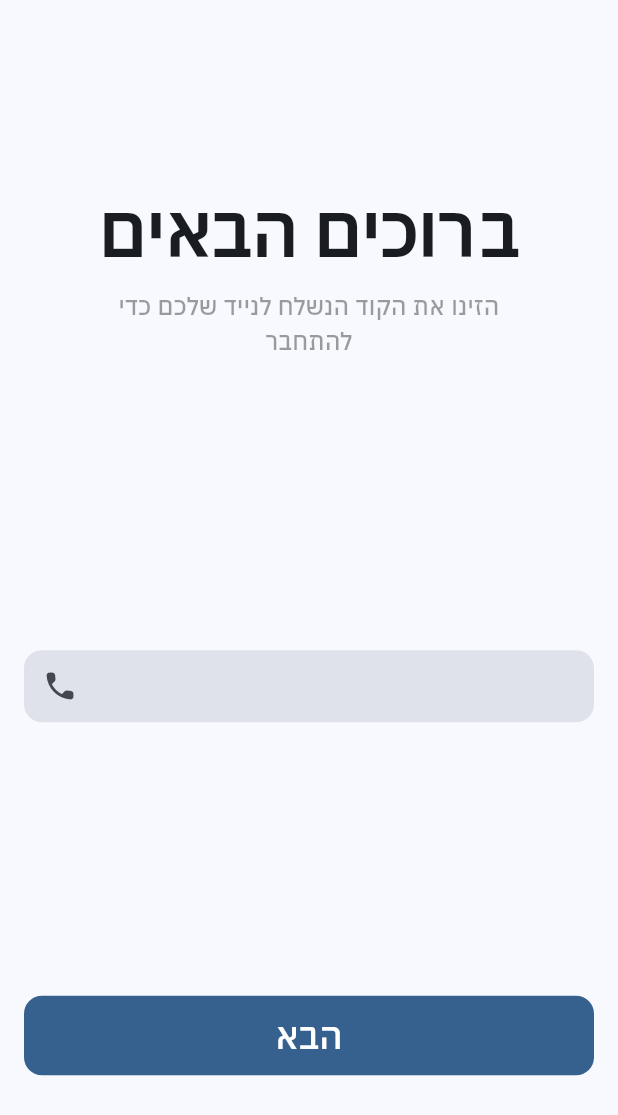
After one commit to orenghe988/ohel_share, a Flutter app: the VerifyOtp screen opened directly, on a phone screen of 412 x 824 dp. The commit adds this screen. Shown: the top 1115 px of the screen. Run offline on Flutter 3.47's test engine with Material 3 defaults, Android fonts, the light colour scheme and no system bars; our stand-ins replace flutter_bloc, flutter_dotenv, go_router, supabase_flutter; accounts and stored records are empty.

Commit message:
created verify-otp page

```diff
--- a/lib/routing/router.dart
+++ b/lib/routing/router.dart
@@ -3,6 +3,7 @@ import "package:flutter_bloc/flutter_bloc.dart";
 import "package:go_router/go_router.dart";
 import "package:supabase_flutter/supabase_flutter.dart";
 import "routes/onboarding/phone_number_entry_page.dart";
+import 'routes/onboarding/verify-otp.dart';
 import "../states/auth_state.dart";
 import "../utils/supabase_utils.dart";
 import 'routes/home.dart' show MyHomePage;
@@ -29,6 +30,11 @@ final appRoutes = [
       GoRoute(
         path: "enter-phone-number",
         builder: (_, __) => PhoneNumberEntryPage(),
+      ),
+      GoRoute(
+        // Todo redirect if not sent otp
+        path: "verify-otp",
+        builder: (_, __) => VerifyOtp(),
       ),
     ],
   )
@@ -57,7 +63,8 @@ final shellRoute = ShellRoute(
 final routerConfig = GoRouter(
   // TODO add onboarding page group and redirect function
   // TODO mark completed_onboarding in auth state
-  initialLocation: "/",
+  // ! change to '/' before commit
+  initialLocation: "/login/verify-otp",
   routes: [
     shellRoute,
   ],
--- /dev/null
+++ b/lib/routing/routes/onboarding/verify-otp.dart
@@ -0,0 +1,99 @@
+import 'package:flutter/material.dart';
+import 'package:flutter/services.dart';
+import "../../../common/text_input.dart";
+import "../../../common/buttons/expanded_button.dart";
+
+class _UpperText extends StatelessWidget {
+  const _UpperText();
+
+  @override
+  Widget build(BuildContext context) {
+    return const Padding(
+      padding: EdgeInsets.symmetric(vertical: 12, horizontal: 36),
+      child: Column(
+        mainAxisAlignment: MainAxisAlignment.center,
+        children: [
+          Text(
+            textAlign: TextAlign.center,
+            style: TextStyle(
+              fontSize: 48,
+              fontWeight: FontWeight.w600,
+              letterSpacing: -.5,
+            ),
+            "ברוכים הבאים",
+          ),
+          SizedBox(
+            height: 5,
+          ),
+          Text(
+            textAlign: TextAlign.center,
+            style: TextStyle(
+              fontSize: 16,
+              fontWeight: FontWeight.w500,
+              color: Colors.black38,
+            ),
+            "הזינו את הקוד הנשלח לנייד שלכם כדי להתחבר",
+          ),
+        ],
+      ),
+    );
+  }
+}
+
+class VerifyOtp extends StatefulWidget {
+  const VerifyOtp({super.key});
+
+  @override
+  State<VerifyOtp> createState() => _VerifyOtpState();
+}
+
+class _VerifyOtpState extends State<VerifyOtp> {
+  late TextEditingController _controller;
+
+  @override
+  void initState() {
+    super.initState();
+    _controller = TextEditingController();
+    _controller.text = "";
+  }
+
+  @override
+  void dispose() {
+    _controller.dispose();
+    super.dispose();
+  }
+
+  @override
+  Widget build(BuildContext context) {
+    return Scaffold(
+      body: Padding(
+        padding: const EdgeInsets.all(16.0),
+        child: Column(
+          mainAxisAlignment: MainAxisAlignment.spaceAround,
+          children: [
+            // const Image(
+            //   image: NetworkImage(
+            //       'https://flutter.github.io/assets-for-api-docs/assets/widgets/owl.jpg'),
+            // ),
+            const _UpperText(),
+            // const SizedBox(height: 70),
+            OurTextInput(
+              controller: _controller,
+              isLtr: true,
+              icon: const Icon(Icons.phone_rounded),
+              keyboardType: TextInputType.number,
+              inputFormatters: <TextInputFormatter>[
+                FilteringTextInputFormatter.digitsOnly,
+                LengthLimitingTextInputFormatter(6),
+              ],
+            ),
+            // const SizedBox(height: 30),
+            const ExpandedButton(
+              text: "הבא",
+            ),
+          ],
+        ),
+      ),
+    );
+  }
+}
```
